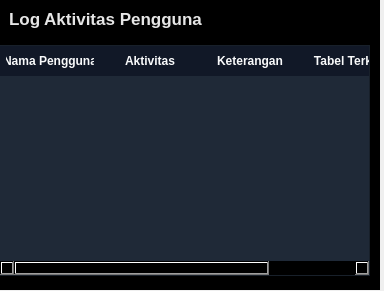
Old version of the form ui/components/table_aktivitas.ui in the repository efraimurelpalodang/tugas-akhir-visual-3.
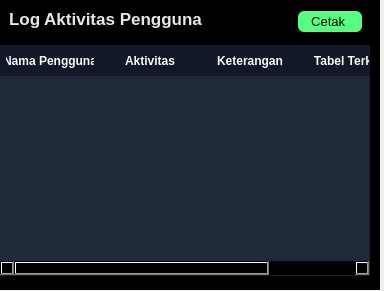
New version of the form.

Commit message: membuat report untuk aktivitas users yang ada didashboard

Patch:
```diff
--- a/ui/components/table_aktivitas.ui
+++ b/ui/components/table_aktivitas.ui
@@ -61,6 +61,47 @@
          </property>
         </widget>
        </item>
+       <item>
+        <widget class="QPushButton" name="btn_report_aktivitas_user">
+         <property name="minimumSize">
+          <size>
+           <width>20</width>
+           <height>25</height>
+          </size>
+         </property>
+         <property name="maximumSize">
+          <size>
+           <width>80</width>
+           <height>16777215</height>
+          </size>
+         </property>
+         <property name="font">
+          <font>
+           <pointsize>10</pointsize>
+           <weight>50</weight>
+           <bold>false</bold>
+          </font>
+         </property>
+         <property name="styleSheet">
+          <string notr="true">QPushButton {
+	background-color: rgb(85, 255, 127);
+    border: none;
+    text-align: center;
+    font-size: 10pt;
+    border-radius: 6px;  /* Radius sedang, tidak terlalu bulat */
+    margin: 2px 8px;
+    color: rgb(0,0,0);
+}
+QPushButton:hover {
+	background-color: rgb(170, 255, 127);
+}
+</string>
+         </property>
+         <property name="text">
+          <string>Cetak </string>
+         </property>
+        </widget>
+       </item>
       </layout>
      </widget>
     </item>
```
The commit also changes 11 other files.
